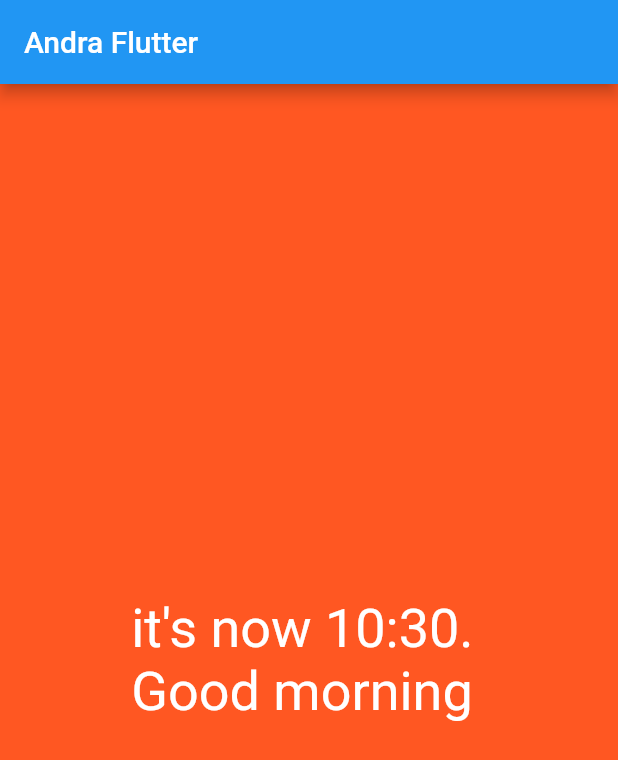
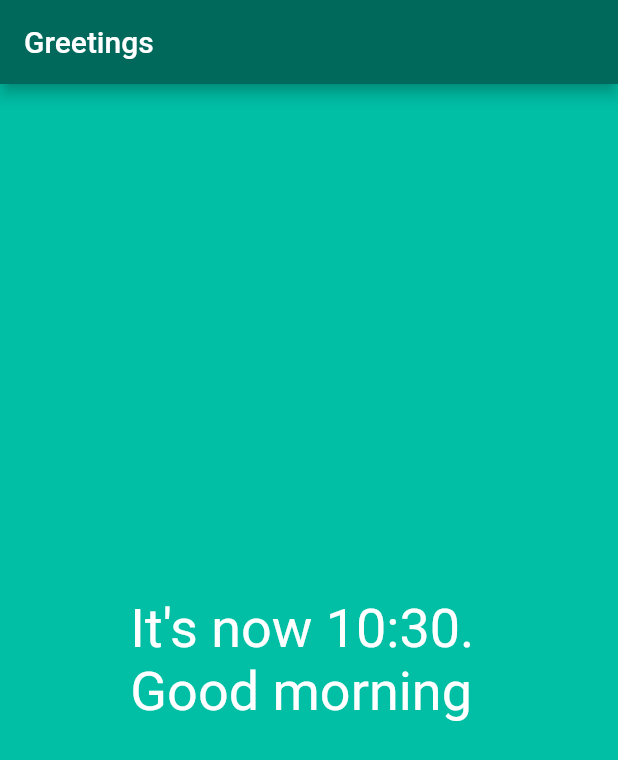
Before and after one commit to Andhrah/hello_flutter, a Flutter app: the screen it shows after launch, on a phone screen of 412 x 824 dp. Shown: the top 760 px of the screen. Run offline on Flutter 3.47's test engine with Material 2 defaults, Android fonts, the phone set to English and light mode, and no system bars.

Commit message:
implement app color

```diff
--- a/lib/main.dart
+++ b/lib/main.dart
@@ -12,9 +12,8 @@ class HelloFlutterApp extends StatelessWidget {
       home: Scaffold(
       // Scaffold widget allows us to create application bar
       appBar: AppBar(
-        title: Text(
-          "Andra Flutter"
-          ),
+        title: Text("Greetings"),
+        backgroundColor: Color(0xff00695C),
       ),
       body: Home()
       )
--- a/lib/screens/home.dart
+++ b/lib/screens/home.dart
@@ -4,7 +4,7 @@ class Home extends StatelessWidget {
   @override
   Widget build(BuildContext context) {
     return Material(
-        color: Colors.deepOrange,
+        color: Colors.tealAccent[700],
         child: Center(
           child: Text(
             sayHello(),
@@ -31,6 +31,6 @@ String sayHello() {
     hello = "Good Evening";
   }
   String minutes = (minute < 10) ? "0" + minute.toString() : minute.toString();
-  return "it's now " + hour.toString() + ":" + minutes + ". \n" + hello;
+  return "It's now " + hour.toString() + ":" + minutes + ". \n" + hello;
 }
 }
```
